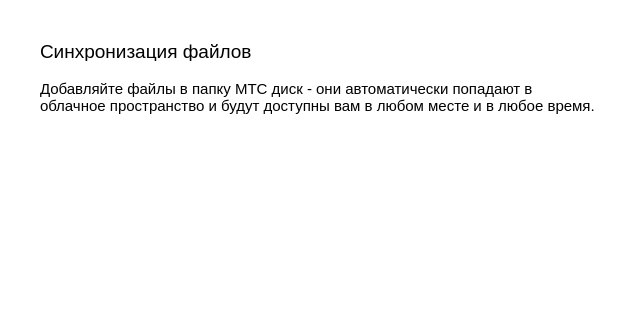
This is src/Tutorial/tutorialwinstep1.ui in alexjobs2008/turbodrive as Qt 5 draws it before an edit; both pictures show x 0 to 640 and y 0 to 320 of the 640 by 480 pixel window. The edited form follows.
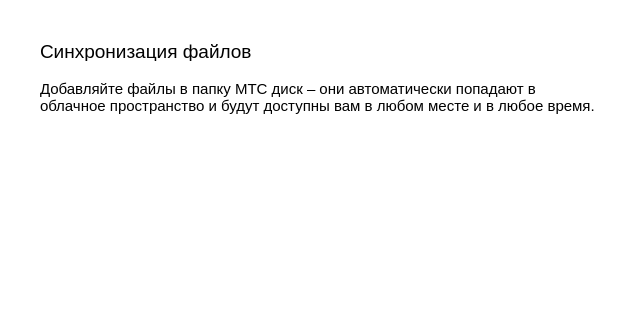
This is the edited form. Icons and pictures are not drawn.

```diff
--- a/src/Tutorial/tutorialwinstep1.ui
+++ b/src/Tutorial/tutorialwinstep1.ui
@@ -54,7 +54,7 @@
     </font>
    </property>
    <property name="text">
-    <string>&lt;html&gt;&lt;head/&gt;&lt;body&gt;&lt;p&gt;Добавляйте файлы в папку МТС диск - они автоматически попадают в облачное пространство и будут доступны вам в любом месте и в любое время.&lt;/p&gt;&lt;/body&gt;&lt;/html&gt;</string>
+    <string>&lt;html&gt;&lt;head/&gt;&lt;body&gt;&lt;p&gt;Добавляйте файлы в папку МТС диск &lt;span style=&quot; font-family:'Calibri,sans-serif';&quot;&gt;–&lt;/span&gt; они автоматически попадают в облачное пространство и будут доступны вам в любом месте и в любое время.&lt;/p&gt;&lt;/body&gt;&lt;/html&gt;</string>
    </property>
    <property name="alignment">
     <set>Qt::AlignLeading|Qt::AlignLeft|Qt::AlignTop</set>
```
